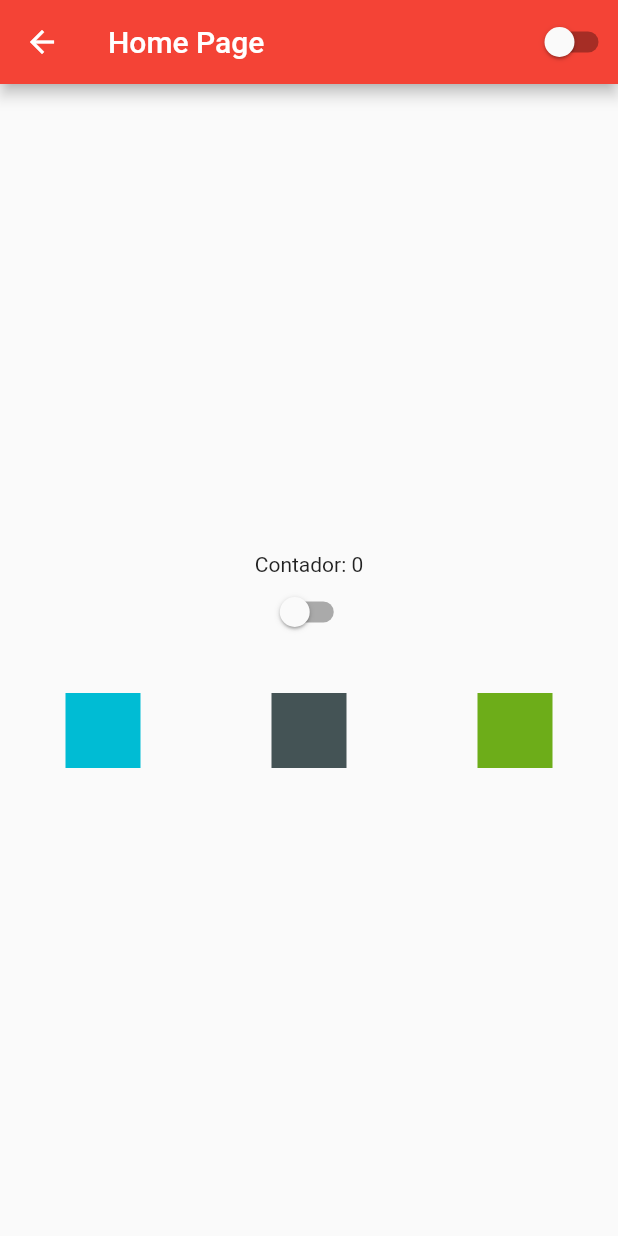
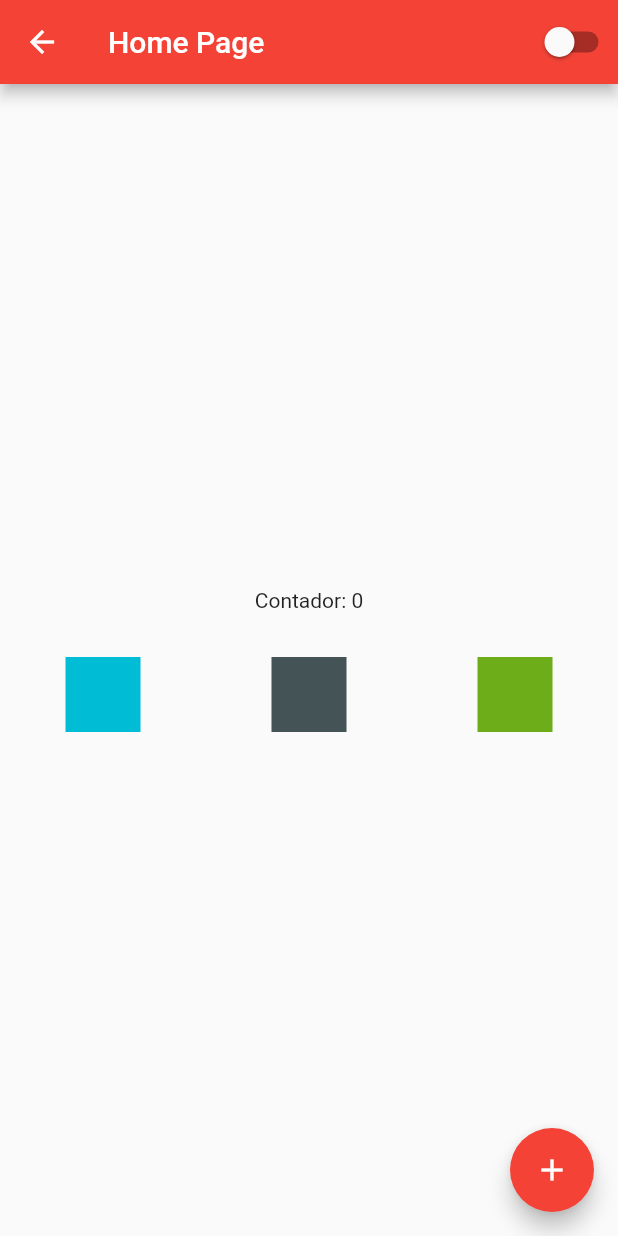
Before and after one commit to thak1996/studingflu, a Flutter app: the HomePage screen opened by its route, on a phone screen of 412 x 824 dp. Run offline on Flutter 3.47's test engine with Material 2 defaults, Android fonts, the light colour scheme and no system bars.

Commit message:
Aula 20 - Depuração (Breakpoint )

```diff
--- a/lib/home_page.dart
+++ b/lib/home_page.dart
@@ -17,15 +17,14 @@ class _HomePageState extends State<HomePage> {
         title: const Text('Home Page'),
         actions: [CustomSwitch()],
       ),
-      body: Container(
+      body: SizedBox(
         width: double.infinity,
         height: double.infinity,
         child: Column(
           mainAxisAlignment: MainAxisAlignment.center,
           children: [
             Text('Contador: $counter'),
-            CustomSwitch(),
-            SizedBox(height: 30),
+            const SizedBox(height: 30),
             Row(
               mainAxisAlignment: MainAxisAlignment.spaceAround,
               children: [
@@ -49,6 +48,14 @@ class _HomePageState extends State<HomePage> {
           ],
         ),
       ),
+      floatingActionButton: FloatingActionButton(
+        child: const Icon(Icons.add),
+        onPressed: () {
+          setState(() {
+            counter++;
+          });
+        },
+      ),
     );
   }
 }
--- a/lib/login_page.dart
+++ b/lib/login_page.dart
@@ -1,5 +1,4 @@
 import 'package:flutter/material.dart';
-import 'package:studingflu/home_page.dart';
 
 class LoginPage extends StatefulWidget {
   const LoginPage({super.key});
@@ -11,6 +10,7 @@ class LoginPage extends StatefulWidget {
 class _LoginPageState extends State<LoginPage> {
   String email = "";
   String password = "";
+  int counter = 0;
   @override
   Widget build(BuildContext context) {
     return Scaffold(
```
